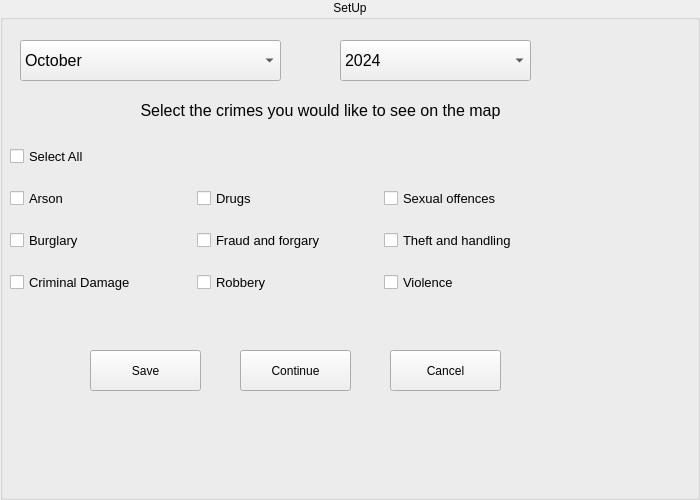
The window that SetUP_widget.ui (Lotl-Ax/SetUp-Window-) describes before a commit, drawn with Qt 5.
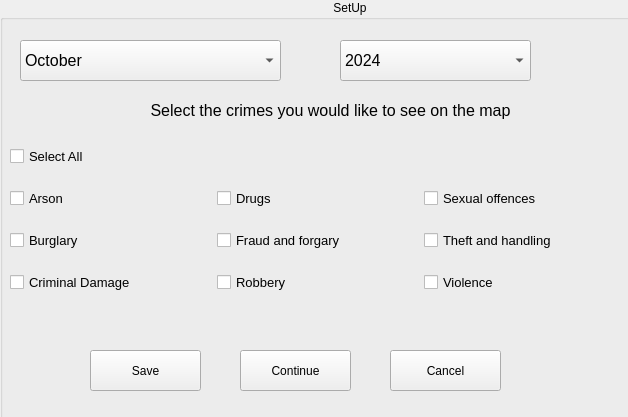
The same window after the commit.

Commit message: Defined the classes attributes (variables)

The edit to the form file:
```diff
--- a/SetUP_widget.ui
+++ b/SetUP_widget.ui
@@ -6,8 +6,8 @@
    <rect>
     <x>0</x>
     <y>0</y>
-    <width>700</width>
-    <height>500</height>
+    <width>628</width>
+    <height>417</height>
    </rect>
   </property>
   <property name="windowTitle">
@@ -225,7 +225,7 @@
      <rect>
       <x>10</x>
       <y>135</y>
-      <width>561</width>
+      <width>621</width>
       <height>171</height>
      </rect>
     </property>
@@ -367,9 +367,9 @@
    <widget class="QLabel" name="label">
     <property name="geometry">
      <rect>
-      <x>80</x>
+      <x>20</x>
       <y>90</y>
-      <width>481</width>
+      <width>621</width>
       <height>41</height>
      </rect>
     </property>
```
The commit also changes 2 other files.
